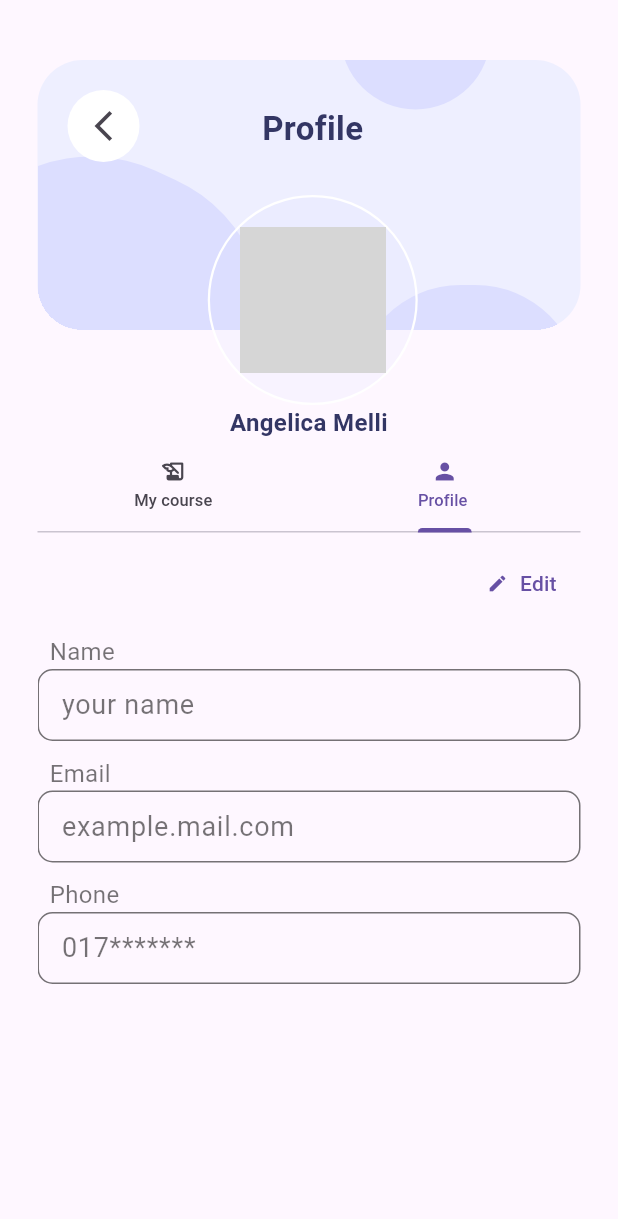
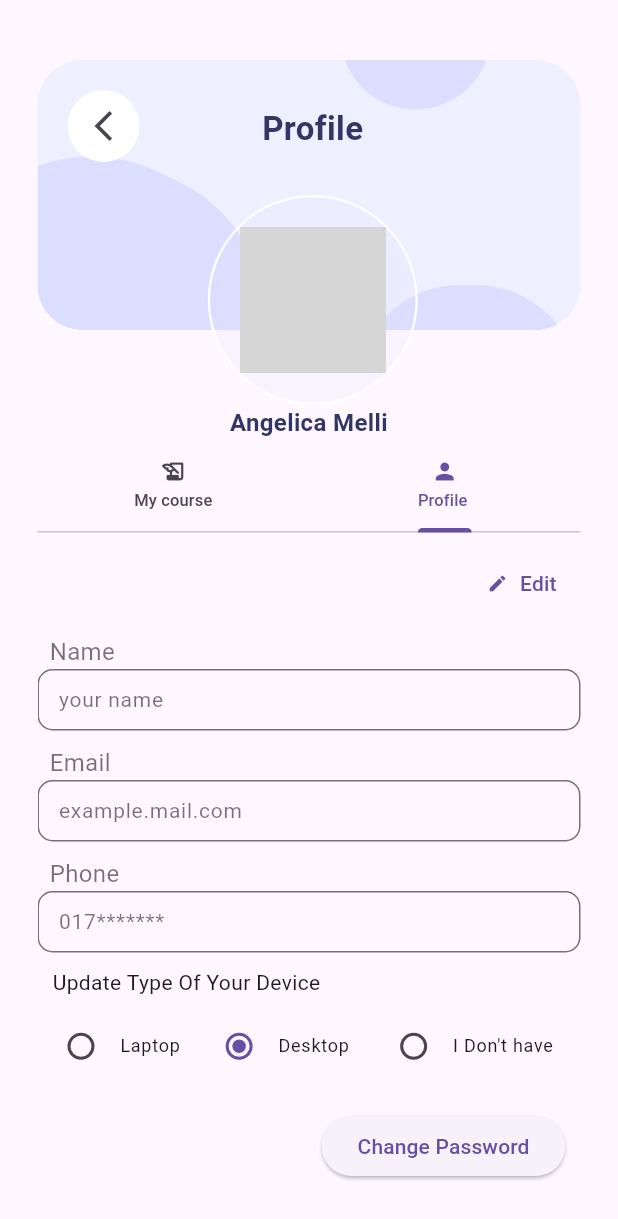
Before and after one commit to forhad35/kodeeo_app, a Flutter app: the Profile screen opened directly, on a phone screen of 412 x 824 dp. Shown: the top 1219 px of the screen. Run offline on Flutter 3.47's test engine with Material 2 defaults, Android fonts, the phone set to English and light mode, and no system bars; our stand-ins replace animated_splash_screen, carousel_slider, floating_bottom_navigation_bar, flutter_svg, font_awesome_flutter, full_screen_image and 3 more; missing offline and left inert: dart:ffi; accounts and stored records are empty; network calls fail; grey boxes are pictures that could not be loaded.

Commit message:
update registration,profile info,bootcamp  page

```diff
--- a/lib/pages/bootcamp.dart
+++ b/lib/pages/bootcamp.dart
@@ -84,6 +84,7 @@ You'll learn the most advanced cutting edge web technologies to built your websi
                                     children: [
                                       WidgetSpan(
                                         child: Icon(Icons.online_prediction_outlined, size: 18,color: Colors.red,),
+                                        style: TextStyle(decorationColor: Colors.redAccent,decoration: myData[index]["stutas"]=="offline"?TextDecoration.lineThrough:null,decorationThickness: 3,)
                                       ),
                                       TextSpan(
                                         text: " ${myData[index]["stutas"]} ",
--- a/lib/pages/profile.dart
+++ b/lib/pages/profile.dart
@@ -197,7 +197,7 @@ class _ProfileState extends State<Profile> with TickerProviderStateMixin {
                 Container(
                   margin: EdgeInsets.only(top: 10),
                   width:displayWidth(context),
-                  height: 340,
+                  height: displayHeight(context)*0.55,
                   child: TabBarView(controller: _tabController, children: [
                     MyCourse(),
                     ProfileInfo(),
--- a/lib/widgets/profile_info2.dart
+++ b/lib/widgets/profile_info2.dart
@@ -35,9 +35,8 @@ class _ProfileInfoState extends State<ProfileInfo> {
 
   @override
   Widget build(BuildContext context) {
-    return
-      Container(
-        height: displayHeight(context)*0.4,
+    return  Container(
+        height: displayHeight(context)*0.53,
         child: Column(
           children: [
             Container(
@@ -56,7 +55,7 @@ class _ProfileInfoState extends State<ProfileInfo> {
                     ),
                     label: Text("Edit"))),
             Container(
-              height: 250,
+              height: displayHeight(context)*0.48,
               child: SingleChildScrollView(
                 child: Container(
                   width: displayWidth(context),
@@ -83,8 +82,10 @@ class _ProfileInfoState extends State<ProfileInfo> {
                                       TextFormField(
                                         enabled: editFromText,
                                         controller: name,
-                                        style: TextStyle(fontSize:18,color: nonactivecolor,height: 0.8),
+                                        style: TextStyle(fontSize:14,color: nonactivecolor,),
                                         decoration: InputDecoration(
+                                          isDense: true,
+                                          contentPadding: EdgeInsets.all(10),
                                           focusedBorder: OutlineInputBorder(
                                               borderRadius: BorderRadius.all(Radius.circular(10)),
                                               borderSide:
@@ -109,8 +110,10 @@ class _ProfileInfoState extends State<ProfileInfo> {
                                       TextFormField(
                                         enabled: editFromText,
                                         controller: email,
-                                        style: TextStyle(fontSize:18,color: nonactivecolor,height: .8 ),
+                                        style: TextStyle(fontSize:14,color: nonactivecolor, ),
                                         decoration: InputDecoration(
+                                          isDense: true,
+                                          contentPadding: EdgeInsets.all(10),
 
                                           focusedBorder: OutlineInputBorder(
                                               borderRadius: BorderRadius.all(Radius.circular(10)),
@@ -137,9 +140,10 @@ class _ProfileInfoState extends State<ProfileInfo> {
                                       TextFormField(
                                         enabled: editFromText,
                                         controller: phone,
-                                        style: TextStyle(fontSize:18,color: nonactivecolor,height: .8 ),
+                                        style: TextStyle(fontSize:14,color: nonactivecolor, ),
                                         decoration: InputDecoration(
-
+                                          isDense: true,
+                                          contentPadding: EdgeInsets.all(10),
                                           focusedBorder: OutlineInputBorder(
                                               borderRadius: BorderRadius.all(Radius.circular(10)),
                                               borderSide:
```
Also changed, not shown: lib/pages/home.dart (+48 -15 lines), lib/pages/registration_page.dart (+47 -11 lines).
